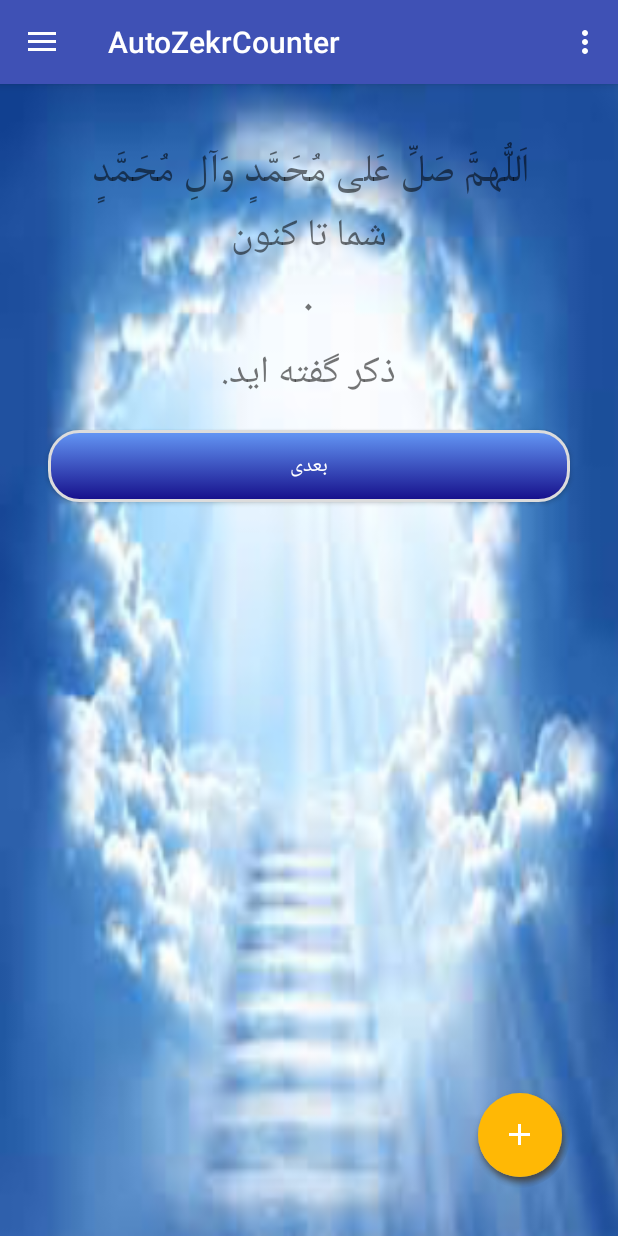
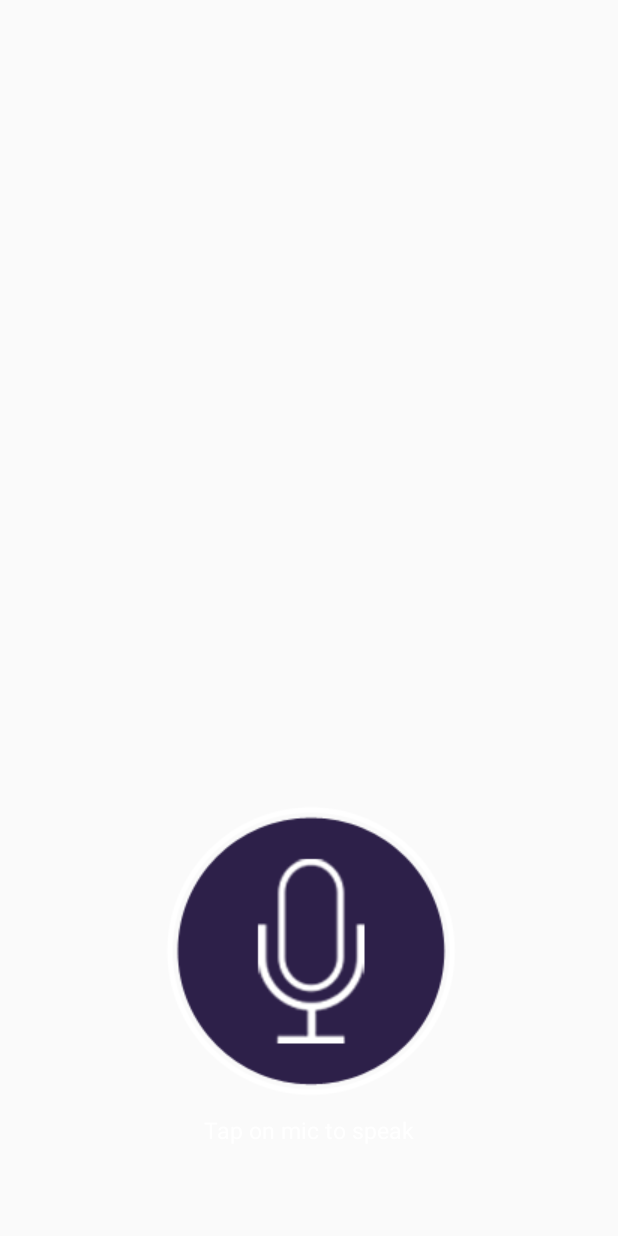
Before and after one commit to mehrdadjaliliyan/AutoZekrShomar, an Android app: the screen it shows after launch (MainActivity before the commit, SpeechToTextActivity after it), on a phone screen of 412 x 824 dp. Run offline under Robolectric (Android 15) with nearby library versions, the phone set to English and light mode, and no system bars.

Commit message:
13960209

```diff
--- a/app/src/main/AndroidManifest.xml
+++ b/app/src/main/AndroidManifest.xml
@@ -19,6 +19,8 @@
             </intent-filter>
         </activity>
 
+        <activity android:name=".view.SpeechToTextActivity"/>
+
     </application>
 
 </manifest>
--- a/app/src/main/java/jsm/autozekrcounter/view/MainActivity.java
+++ b/app/src/main/java/jsm/autozekrcounter/view/MainActivity.java
@@ -1,5 +1,6 @@
 package jsm.autozekrcounter.view;
 
+import android.content.Intent;
 import android.os.Bundle;
 import android.support.design.widget.NavigationView;
 import android.support.v4.view.GravityCompat;
@@ -34,6 +35,10 @@ public class MainActivity extends AppCompatActivity
         navigationView.setNavigationItemSelectedListener(this);
 
         showfragmentSalavat();
+
+        Intent intent = new Intent(MainActivity.this, SpeechToTextActivity.class);
+        startActivity(intent);
+
     }
 
     @Override
--- /dev/null
+++ b/app/src/main/java/jsm/autozekrcounter/view/SpeechToTextActivity.java
@@ -0,0 +1,83 @@
+package jsm.autozekrcounter.view;
+
+import android.content.ActivityNotFoundException;
+import android.content.Intent;
+import android.os.Bundle;
+import android.speech.RecognizerIntent;
+import android.support.v7.app.AppCompatActivity;
+import android.view.View;
+import android.widget.ImageButton;
+import android.widget.TextView;
+import android.widget.Toast;
+
+import java.util.ArrayList;
+
+import jsm.autozekrcounter.R;
+
+public class SpeechToTextActivity extends AppCompatActivity {
+
+    private TextView txtSpeechInput;
+    private ImageButton btnSpeak;
+    private final int REQ_CODE_SPEECH_INPUT = 100;
+
+    @Override
+    protected void onCreate(Bundle savedInstanceState) {
+        super.onCreate(savedInstanceState);
+        setContentView(R.layout.speechtotext_activity);
+
+        txtSpeechInput = (TextView) findViewById(R.id.txtSpeechInput);
+        btnSpeak = (ImageButton) findViewById(R.id.btnSpeak);
+
+        btnSpeak.setOnClickListener(new View.OnClickListener() {
+
+            @Override
+            public void onClick(View v) {
+                promptSpeechInput();
+            }
+        });
+
+    }
+
+    /**
+     * Showing google speech input dialog
+     */
+    private void promptSpeechInput() {
+        Intent intent = new Intent(RecognizerIntent.ACTION_RECOGNIZE_SPEECH);
+        intent.putExtra(RecognizerIntent.EXTRA_LANGUAGE_MODEL, RecognizerIntent.LANGUAGE_MODEL_FREE_FORM);
+//        intent.putExtra(RecognizerIntent.EXTRA_LANGUAGE, Locale.getDefault());
+//        intent.putExtra(RecognizerIntent.EXTRA_LANGUAGE, "fa");
+
+        intent.putExtra(RecognizerIntent.EXTRA_LANGUAGE, "ar-JO");// Arabic
+
+        intent.putExtra(RecognizerIntent.EXTRA_PROMPT, getString(R.string.speech_prompt));
+        try {
+            startActivityForResult(intent, REQ_CODE_SPEECH_INPUT);
+        } catch (ActivityNotFoundException a) {
+            Toast.makeText(getApplicationContext(), getString(R.string.speech_not_supported),
+                    Toast.LENGTH_SHORT).show();
+        }
+    }
+
+    /**
+     * Receiving speech input
+     */
+    @Override
+    protected void onActivityResult(int requestCode, int resultCode, Intent data) {
+        super.onActivityResult(requestCode, resultCode, data);
+
+        switch (requestCode) {
+            case REQ_CODE_SPEECH_INPUT: {
+                if (resultCode == RESULT_OK && null != data) {
+
+                    ArrayList<String> result = data
+                            .getStringArrayListExtra(RecognizerIntent.EXTRA_RESULTS);
+                    txtSpeechInput.setText(result.get(0));
+                }
+                break;
+            }
+
+        }
+    }
+
+
+}
--- /dev/null
+++ b/app/src/main/res/layout/speechtotext_activity.xml
@@ -0,0 +1,45 @@
+<RelativeLayout xmlns:android="http://schemas.android.com/apk/res/android"
+    xmlns:tools="http://schemas.android.com/tools"
+    android:layout_width="match_parent"
+    android:layout_height="match_parent"
+
+    android:orientation="vertical" >
+
+    <TextView
+        android:id="@+id/txtSpeechInput"
+        android:layout_width="wrap_content"
+        android:layout_height="wrap_content"
+        android:layout_alignParentTop="true"
+        android:layout_centerHorizontal="true"
+        android:layout_marginTop="100dp"
+        android:textColor="@color/colorPrimaryDark"
+        android:textSize="26dp"
+        android:textStyle="normal" />
+
+    <LinearLayout
+        android:layout_width="wrap_content"
+        android:layout_height="wrap_content"
+        android:layout_alignParentBottom="true"
+        android:layout_centerHorizontal="true"
+        android:layout_marginBottom="60dp"
+        android:gravity="center"
+        android:orientation="vertical" >
+
+        <ImageButton
+            android:id="@+id/btnSpeak"
+            android:layout_width="wrap_content"
+            android:layout_height="wrap_content"
+            android:background="@null"
+            android:src="@drawable/ico_mic" />
+
+        <TextView
+            android:layout_width="wrap_content"
+            android:layout_height="wrap_content"
+            android:layout_marginTop="10dp"
+            android:text="@string/tap_on_mic"
+            android:textColor="@color/white"
+            android:textSize="15dp"
+            android:textStyle="normal" />
+    </LinearLayout>
+
+</RelativeLayout>
--- a/app/src/main/res/values/colors.xml
+++ b/app/src/main/res/values/colors.xml
@@ -3,4 +3,5 @@
     <color name="colorPrimary">#3F51B5</color>
     <color name="colorPrimaryDark">#303F9F</color>
     <color name="colorAccent">#FF4081</color>
+    <color name="white">#ffffff</color>
 </resources>
--- a/app/src/main/res/values/strings.xml
+++ b/app/src/main/res/values/strings.xml
@@ -24,4 +24,8 @@
     <string name="zekr_Thursday">لا اله الا الله الملک الحق المبین</string>
     <string name="zekr_Friday">@string/salavat</string>
 
+    <string name="tap_on_mic">Tap on mic to speak</string>
+    <string name="speech_prompt">Say something&#8230;</string>
+    <string name="speech_not_supported">Sorry! Your device doesn\'t support speech input</string>
+
 </resources>
```
Also changed, not shown: app/src/main/res/drawable-v21/ico_mic.png (added).
